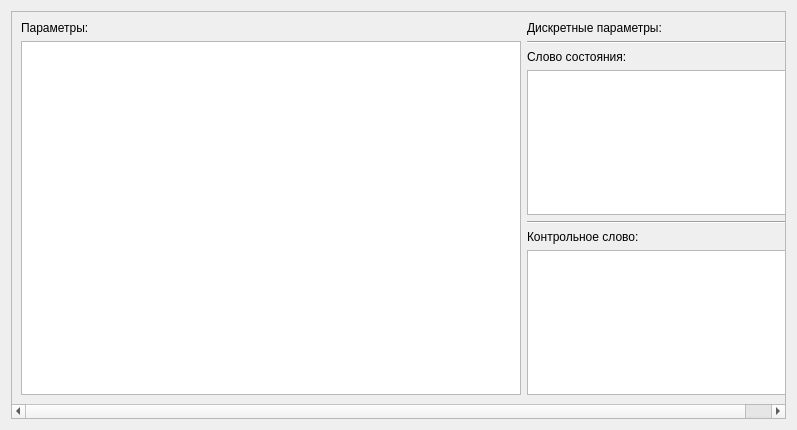
Before: the Qt Designer form mdiform.ui in usazankov/AnalyzerBoardInformation, drawn with Qt 5.
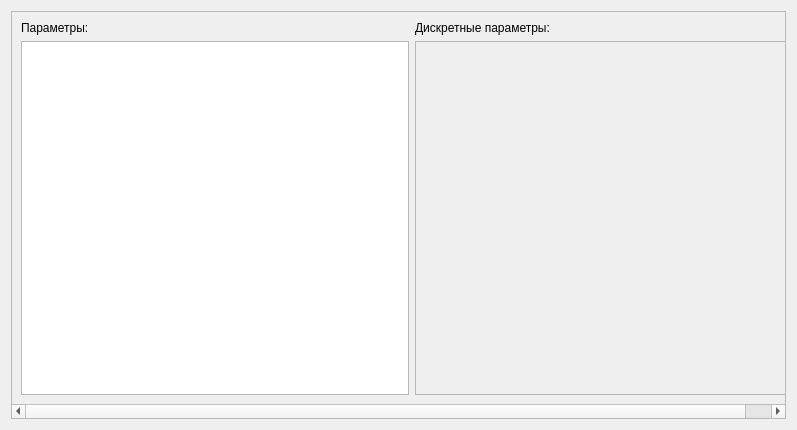
After: the same form once the commit is applied.

Patch:
```diff
--- a/mdiform.ui
+++ b/mdiform.ui
@@ -19,7 +19,7 @@
   <property name="windowTitle">
    <string>Form</string>
   </property>
-  <layout class="QVBoxLayout" name="verticalLayout_2">
+  <layout class="QVBoxLayout" name="verticalLayout">
    <item>
     <widget class="QScrollArea" name="scrollArea">
      <property name="sizePolicy">
@@ -75,21 +75,28 @@
            </property>
            <property name="minimumSize">
             <size>
-             <width>500</width>
+             <width>0</width>
              <height>0</height>
             </size>
            </property>
            <property name="horizontalScrollBarPolicy">
             <enum>Qt::ScrollBarAlwaysOff</enum>
            </property>
+           <property name="sizeAdjustPolicy">
+            <enum>QAbstractScrollArea::AdjustToContents</enum>
+           </property>
+           <property name="verticalScrollMode">
+            <enum>QAbstractItemView::ScrollPerPixel</enum>
+           </property>
+           <property name="horizontalScrollMode">
+            <enum>QAbstractItemView::ScrollPerPixel</enum>
+           </property>
           </widget>
          </item>
         </layout>
        </item>
        <item>
-        <layout class="QVBoxLayout" name="verticalLayout_6">
-         <item>
-          <layout class="QVBoxLayout" name="verticalLayout_4">
+        <layout class="QVBoxLayout" name="verticalLayout_3">
            <item>
             <widget class="QLabel" name="label_4">
              <property name="text">
@@ -98,44 +105,38 @@
             </widget>
            </item>
            <item>
-            <widget class="Line" name="line_2">
-             <property name="orientation">
-              <enum>Qt::Horizontal</enum>
-             </property>
-            </widget>
-           </item>
-           <item>
-            <widget class="QLabel" name="label">
-             <property name="text">
-              <string>Слово состояния:</string>
-             </property>
-            </widget>
-           </item>
-           <item>
-            <widget class="QTableView" name="tableView_2"/>
-           </item>
-          </layout>
-         </item>
-         <item>
-          <widget class="Line" name="line">
-           <property name="orientation">
-            <enum>Qt::Horizontal</enum>
+          <widget class="QScrollArea" name="scrollArea_2">
+           <property name="horizontalScrollBarPolicy">
+            <enum>Qt::ScrollBarAsNeeded</enum>
+           </property>
+           <property name="sizeAdjustPolicy">
+            <enum>QAbstractScrollArea::AdjustToContents</enum>
+           </property>
+           <property name="widgetResizable">
+            <bool>true</bool>
            </property>
-          </widget>
-         </item>
-         <item>
-          <layout class="QVBoxLayout" name="verticalLayout_3">
-           <item>
-            <widget class="QLabel" name="label_2">
-             <property name="text">
-              <string>Контрольное слово:</string>
-             </property>
-            </widget>
-           </item>
+           <widget class="QWidget" name="scrollAreaWidgetContents_2">
+            <property name="geometry">
+             <rect>
+              <x>0</x>
+              <y>0</y>
+              <width>384</width>
+              <height>354</height>
+             </rect>
+            </property>
+            <property name="sizePolicy">
+             <sizepolicy hsizetype="Preferred" vsizetype="Preferred">
+              <horstretch>0</horstretch>
+              <verstretch>0</verstretch>
+             </sizepolicy>
+            </property>
+            <layout class="QVBoxLayout" name="verticalLayout_2">
            <item>
-            <widget class="QTableView" name="tableView_3"/>
-           </item>
-          </layout>
+              <layout class="QVBoxLayout" name="verticalLayout_4"/>
+             </item>
+            </layout>
+           </widget>
+          </widget>
          </item>
         </layout>
        </item>
```
Lines whose indentation alone changed are shown as unchanged.
